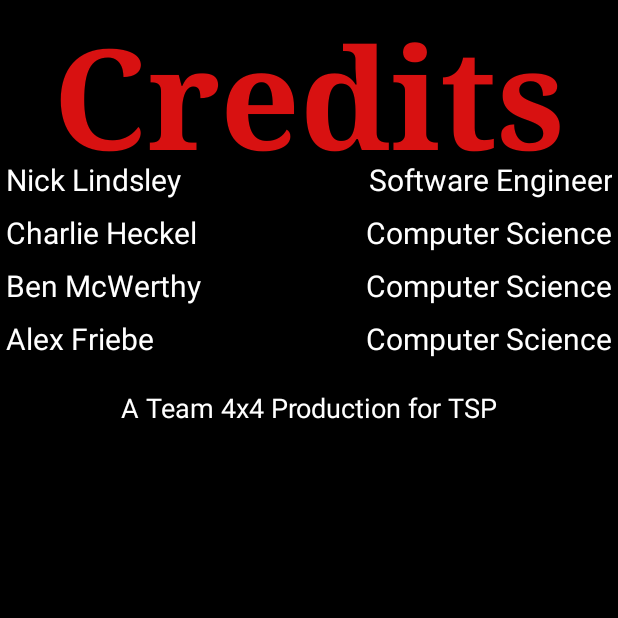
After one commit to nlindsley/Team-4x4_android, an Android app: the InfoScreen screen opened directly, with no data from a screen before it, on a phone screen of 412 x 824 dp, the top half of it. The commit adds this screen. Run offline under Robolectric (Android 15) with nearby library versions, the phone set to English and light mode, and no system bars; 1 statement that could not run was skipped.

Commit message:
Linked screens

```diff
--- a/app/src/main/java/com/cs3141/team_4x4/MainActivity.java
+++ b/app/src/main/java/com/cs3141/team_4x4/GameActivity.java
@@ -5,16 +5,15 @@ import android.support.v7.app.AppCompatActivity;
 import android.view.Menu;
 import android.view.MenuItem;
 import android.view.View;
-import android.view.ViewOverlay;
 import android.widget.ImageButton;
 import android.widget.ImageView;
 
-public class MainActivity extends AppCompatActivity {
+public class GameActivity extends AppCompatActivity {
 
     @Override
     protected void onCreate(Bundle savedInstanceState) {
         super.onCreate(savedInstanceState);
-        setContentView(R.layout.activity_main);
+        setContentView(R.layout.activity_game);
 
         // Fetch references to D-pad buttons
         ImageButton down = (ImageButton) findViewById(R.id.buttonDown);
--- /dev/null
+++ b/app/src/main/java/com/cs3141/team_4x4/InfoScreen.java
@@ -0,0 +1,51 @@
+package com.cs3141.team_4x4;
+
+import android.content.Intent;
+import android.os.Bundle;
+import android.support.design.widget.FloatingActionButton;
+import android.support.design.widget.Snackbar;
+import android.support.v7.app.AppCompatActivity;
+import android.support.v7.widget.Toolbar;
+import android.view.View;
+import android.widget.Toast;
+
+public class InfoScreen extends AppCompatActivity {
+
+    @Override
+    protected void onCreate(Bundle savedInstanceState) {
+        super.onCreate(savedInstanceState);
+        int caller = this.getIntent().getIntExtra("button", 0);
+
+        switch (caller) {
+            case 0:
+                finish();
+
+            case 1:
+                setContentView(R.layout.credits_screen);
+                break;
+
+            case 2:
+                setContentView(R.layout.high_score_screen);
+                break;
+
+            case 3:
+                setContentView(R.layout.story_screen);
+                findViewById(R.id.StartButton).setOnClickListener(new View.OnClickListener() {
+                    @Override
+                    public void onClick(View v) {
+                        setContentView(R.layout.tutorial_screen);
+                        findViewById(R.id.TutorialStartButton).setOnClickListener(new View.OnClickListener() {
+                            @Override
+                            public void onClick(View v) {
+                                Intent intent = new Intent(InfoScreen.this, GameActivity.class);
+                                startActivity(intent);
+                            }
+                        });
+                    }
+                });
+
+                break;
+        }
+    }
+
+}
--- /dev/null
+++ b/app/src/main/res/layout/credits_screen.xml
@@ -0,0 +1,96 @@
+<?xml version="1.0" encoding="utf-8"?>
+<LinearLayout xmlns:android="http://schemas.android.com/apk/res/android"
+    android:orientation="vertical" android:layout_width="match_parent"
+    android:layout_height="match_parent"
+    android:background="@color/background_color">
+
+    <TextView
+        android:layout_width="match_parent"
+        android:layout_height="102dp"
+        android:textAppearance="?android:attr/textAppearanceLarge"
+        android:text="Credits"
+        android:id="@+id/textView2"
+        android:textStyle="bold"
+        android:typeface="serif"
+        android:width="8dp"
+        android:gravity="center"
+        android:textAlignment="gravity"
+        android:textSize="93sp"
+        android:textColor="@color/title_color" />
+
+    <TableLayout
+    android:layout_width="match_parent"
+    android:layout_height="140dp"
+    android:stretchColumns="1"
+        android:orientation="vertical"
+        android:id="@+id/who">
+    <TableRow>
+        <TextView
+            android:text="Nick Lindsley"
+            android:textColor="@color/text_color"
+            android:padding="4dip"
+            android:textSize="20sp"/>
+        <TextView
+            android:text="Software Engineer"
+            android:textColor="@color/text_color"
+            android:padding="4dip"
+            android:textSize="20sp"
+            android:gravity="right"/>
+    </TableRow>
+
+    <TableRow>
+        <TextView
+            android:text="Charlie Heckel"
+            android:textColor="@color/text_color"
+            android:padding="4dip"
+            android:textSize="20sp"/>
+        <TextView
+            android:text="Computer Science"
+            android:textColor="@color/text_color"
+            android:padding="4dip"
+            android:textSize="20sp"
+            android:gravity="right"/>
+    </TableRow>
+
+    <TableRow>
+        <TextView
+            android:text="Ben McWerthy"
+            android:textColor="@color/text_color"
+            android:padding="4dip"
+            android:textSize="20sp"/>
+        <TextView
+            android:text="Computer Science"
+            android:textColor="@color/text_color"
+            android:padding="4dip"
+            android:textSize="20sp"
+            android:gravity="right"/>
+    </TableRow>
+
+    <TableRow>
+        <TextView
+            android:text="Alex Friebe"
+            android:textColor="@color/text_color"
+            android:padding="4dip"
+            android:textSize="20sp"/>
+        <TextView
+            android:text="Computer Science"
+            android:textColor="@color/text_color"
+            android:padding="4dip"
+            android:textSize="20sp"
+            android:gravity="right"/>
+    </TableRow>
+
+    </TableLayout>
+
+    <TextView
+        android:layout_width="301dp"
+        android:layout_height="60dp"
+        android:textAppearance="?android:attr/textAppearanceMedium"
+        android:text="A Team 4x4 Production for TSP"
+        android:textColor="@color/text_color"
+        android:id="@+id/textView4"
+        android:layout_gravity="center_horizontal"
+        android:gravity="center"
+        android:textAlignment="gravity" />
+
+</LinearLayout>
--- a/app/src/main/res/menu/menu_main.xml
+++ b/app/src/main/res/menu/menu_main.xml
@@ -1,7 +1,7 @@
 <menu xmlns:android="http://schemas.android.com/apk/res/android"
     xmlns:app="http://schemas.android.com/apk/res-auto"
     xmlns:tools="http://schemas.android.com/tools"
-    tools:context="com.cs3141.team_4x4.MainActivity">
+    tools:context=".GameActivity">
     <item
         android:id="@+id/action_settings"
         android:orderInCategory="100"
--- a/app/src/main/res/values/colors.xml
+++ b/app/src/main/res/values/colors.xml
@@ -3,5 +3,7 @@
     <color name="colorPrimary">#3F51B5</color>
     <color name="colorPrimaryDark">#303F9F</color>
     <color name="colorAccent">#FF4081</color>
-    <color name="mainColor">#d13d3d</color>
+    <color name="title_color">#D81111</color>
+    <color name="text_color">#FFFFFF</color>
+    <color name="background_color">#000000</color>
 </resources>
```
Also changed, not shown: app/src/main/AndroidManifest.xml (+24 -4 lines), app/src/main/java/com/cs3141/team_4x4/MainScreen.java (added, +50 -0 lines), app/src/main/java/com/cs3141/team_4x4/SplashScreen.java (added, +33 -0 lines), app/src/main/res/layout/activity_game.xml (added, +66 -0 lines), app/src/main/res/layout/activity_main_screen.xml (added, +60 -0 lines), app/src/main/res/layout/activity_splash_screen.xml (added, +7 -0 lines), app/src/main/res/layout/content_main.xml (deleted, +0 -19 lines), app/src/main/res/layout/high_score_screen.xml (added, +84 -0 lines), app/src/main/res/layout/story_screen.xml (added, +55 -0 lines), app/src/main/res/layout/tutorial_screen.xml (added, +46 -0 lines), app/src/main/res/values/strings.xml (+7 -1 lines), app/src/main/res/drawable/blackknight.png (added).
